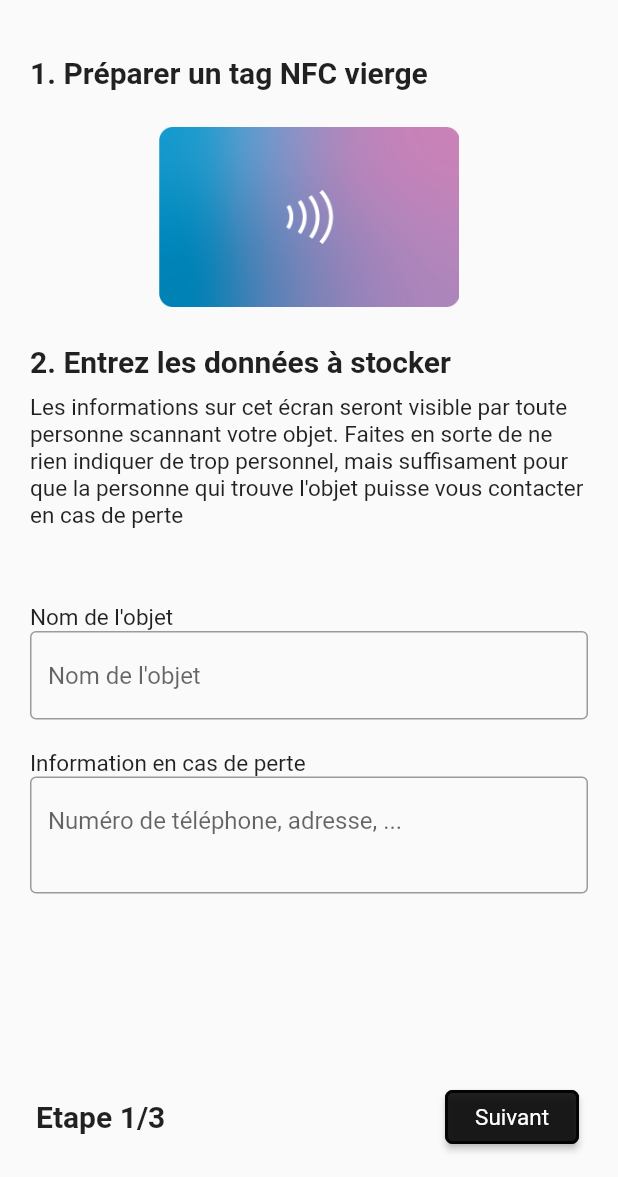
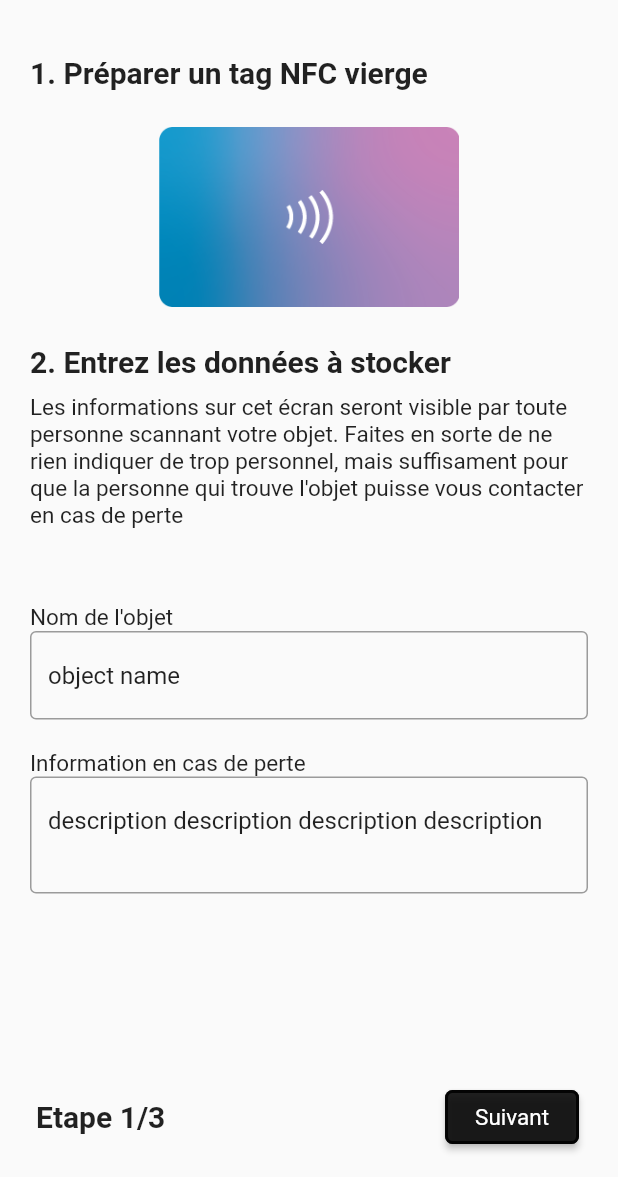
Before and after one commit to Just1bridou/flutter_nfc_app, a Flutter app: the screen it shows after launch, after a tap on "Ajouter un objet", on a phone screen of 412 x 824 dp, the part 59-1236 px from its top. Run offline on Flutter 3.47's test engine with Material 2 defaults, Android fonts, the phone set to English and light mode, and no system bars; our stand-ins replace google_fonts; missing offline and left inert: nfc_manager.

```diff
--- a/lib/pages/add_object.dart
+++ b/lib/pages/add_object.dart
@@ -11,9 +11,12 @@ class AddObject extends StatefulWidget {
 }
 
 class _AddObjectState extends State<AddObject> {
-  TextEditingController nameController = TextEditingController();
-  TextEditingController descriptionController = TextEditingController();
-  TextEditingController passwordController = TextEditingController();
+  TextEditingController nameController =
+      TextEditingController(text: "object name");
+  TextEditingController descriptionController = TextEditingController(
+      text: "description description description description");
+  TextEditingController passwordController =
+      TextEditingController(text: "password123");
 
   StepManager stepManager = StepManager(children: []);
 
--- a/lib/pages/homepage.dart
+++ b/lib/pages/homepage.dart
@@ -17,13 +17,7 @@ class _HomePageState extends State<HomePage> {
         backgroundColor: Colors.transparent,
         elevation: 0,
         automaticallyImplyLeading: false,
-      ),
-      body: CustomPagePadding(
-        child: Column(
-          mainAxisSize: MainAxisSize.max,
-          crossAxisAlignment: CrossAxisAlignment.start,
-          children: [
-            Row(
+        title: Row(
           crossAxisAlignment: CrossAxisAlignment.center,
           mainAxisAlignment: MainAxisAlignment.spaceBetween,
           children: [
@@ -38,6 +32,12 @@ class _HomePageState extends State<HomePage> {
                 })
           ],
         ),
+      ),
+      body: CustomPagePadding(
+        child: Column(
+          mainAxisSize: MainAxisSize.max,
+          crossAxisAlignment: CrossAxisAlignment.start,
+          children: [
             Padding(
               padding: EdgeInsets.symmetric(vertical: 30),
               child: H3(text: "Mes objets"),
--- a/lib/pages/save_in_nfc.dart
+++ b/lib/pages/save_in_nfc.dart
@@ -13,6 +13,7 @@ class SaveNFC extends StatefulWidget {
 
 class _SaveNFCState extends State<SaveNFC> {
   StepManager stepManager = StepManager(children: []);
+  NFCManager nfcManager = NFCManager();
 
   @override
   void initState() {
@@ -23,6 +24,8 @@ class _SaveNFCState extends State<SaveNFC> {
   }
 
   Widget step1(BuildContext context) {
+    nfcManager.detectTag();
+
     return Center(
         child: Column(
       mainAxisAlignment: MainAxisAlignment.center,
--- a/pubspec.yaml
+++ b/pubspec.yaml
@@ -36,6 +36,7 @@ dependencies:
   cupertino_icons: ^1.0.2
   http: ^0.13.4
   google_fonts: ^2.1.0
+  nfc_manager: ^3.1.0
 
 dev_dependencies:
   flutter_test:
```
Also changed, not shown: lib/components/nfc.dart (+28 -0 lines), pubspec.lock, 1 other file. Lines whose indentation alone changed are shown as unchanged.
